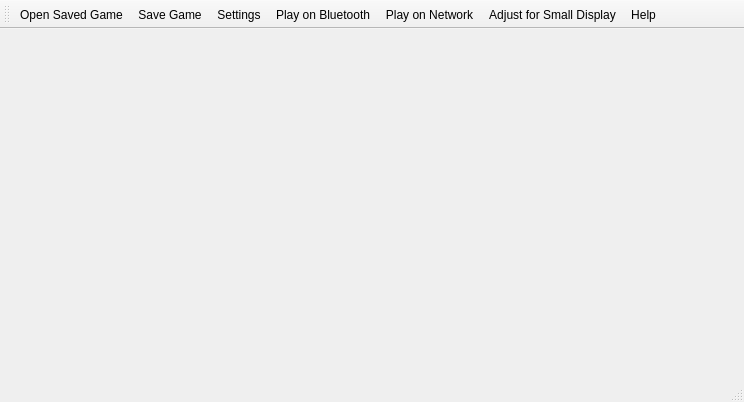
Old version of the form qt/qtgo/qtgo/mainwindow.ui in the repository alecs1/home.
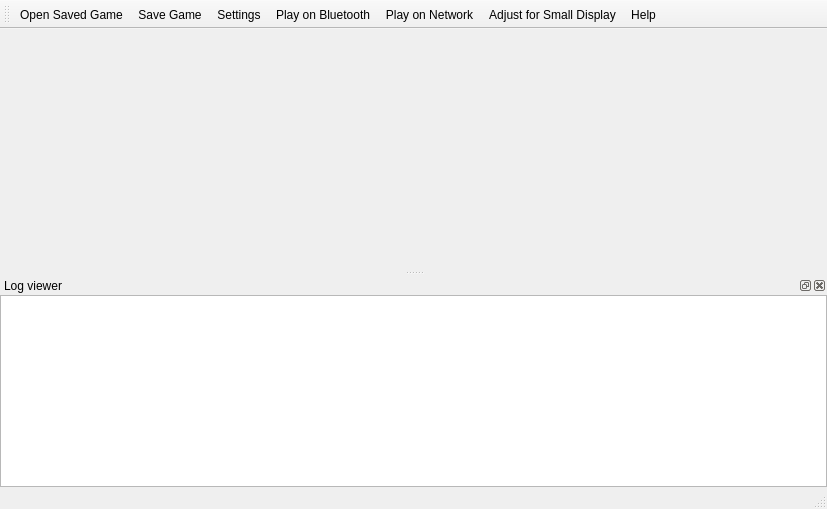
New version of the form. Icons and pictures are not drawn.

```diff
--- a/qt/qtgo/qtgo/mainwindow.ui
+++ b/qt/qtgo/qtgo/mainwindow.ui
@@ -6,8 +6,8 @@
    <rect>
     <x>0</x>
     <y>0</y>
-    <width>744</width>
-    <height>402</height>
+    <width>827</width>
+    <height>509</height>
    </rect>
   </property>
   <property name="sizePolicy">
@@ -99,6 +99,36 @@
    <addaction name="actionHelp"/>
   </widget>
   <widget class="QStatusBar" name="statusBar"/>
+  <widget class="QDockWidget" name="dockWidget">
+   <property name="windowTitle">
+    <string>Log viewer</string>
+   </property>
+   <attribute name="dockWidgetArea">
+    <number>8</number>
+   </attribute>
+   <widget class="QWidget" name="dockWidgetContents">
+    <layout class="QHBoxLayout" name="horizontalLayout">
+     <property name="spacing">
+      <number>0</number>
+     </property>
+     <property name="leftMargin">
+      <number>0</number>
+     </property>
+     <property name="topMargin">
+      <number>0</number>
+     </property>
+     <property name="rightMargin">
+      <number>0</number>
+     </property>
+     <property name="bottomMargin">
+      <number>0</number>
+     </property>
+     <item>
+      <widget class="QPlainTextEdit" name="logView"/>
+     </item>
+    </layout>
+   </widget>
+  </widget>
   <action name="actionSettings">
    <property name="icon">
     <iconset resource="res.qrc">
```
Left out of the diff: 4 changed lines with no effect on the pictures.
